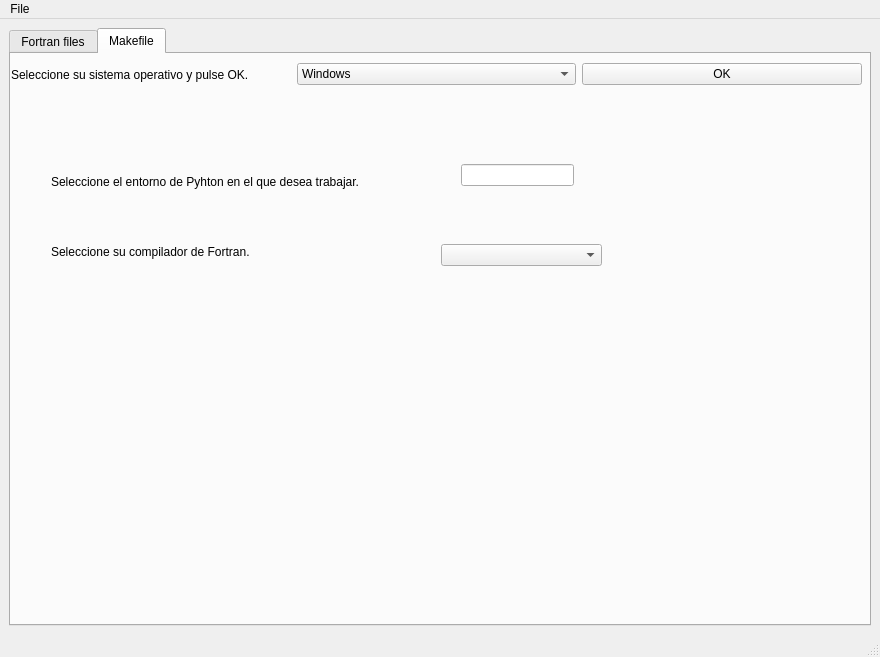
First picture: the form in fparser_GUI/GUI.ui, repository mramagu/Fortran-to-Python-Wrapper, before the edit.
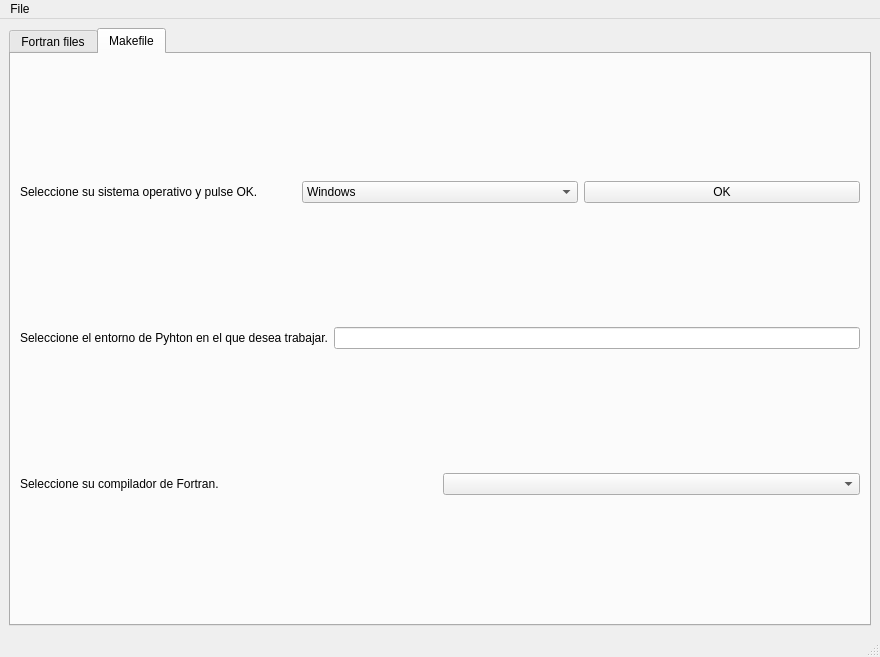
Second picture: the form after the edit. Icons and pictures are not drawn.

```diff
--- a/fparser_GUI/GUI.ui
+++ b/fparser_GUI/GUI.ui
@@ -322,64 +322,8 @@
        <attribute name="title">
         <string>Makefile</string>
        </attribute>
-       <widget class="QLabel" name="label_make_env">
-        <property name="geometry">
-         <rect>
-          <x>40</x>
-          <y>120</y>
-          <width>361</width>
-          <height>16</height>
-         </rect>
-        </property>
-        <property name="text">
-         <string>Seleccione el entorno de Pyhton en el que desea trabajar.</string>
-        </property>
-       </widget>
-       <widget class="QLabel" name="label_make_FC">
-        <property name="geometry">
-         <rect>
-          <x>40</x>
-          <y>190</y>
-          <width>271</width>
-          <height>16</height>
-         </rect>
-        </property>
-        <property name="text">
-         <string>Seleccione su compilador de Fortran.</string>
-        </property>
-       </widget>
-       <widget class="QComboBox" name="comboBox">
-        <property name="geometry">
-         <rect>
-          <x>430</x>
-          <y>190</y>
-          <width>161</width>
-          <height>22</height>
-         </rect>
-        </property>
-       </widget>
-       <widget class="QLineEdit" name="lineEdit">
-        <property name="geometry">
-         <rect>
-          <x>450</x>
-          <y>110</y>
-          <width>113</width>
-          <height>22</height>
-         </rect>
-        </property>
-        <property name="text">
-         <string/>
-        </property>
-       </widget>
-       <widget class="QWidget" name="horizontalLayoutWidget">
-        <property name="geometry">
-         <rect>
-          <x>0</x>
-          <y>0</y>
-          <width>851</width>
-          <height>41</height>
-         </rect>
-        </property>
+       <layout class="QVBoxLayout" name="verticalLayout_8">
+        <item>
         <layout class="QHBoxLayout" name="horizontalLayout_4">
          <item>
           <widget class="QLabel" name="label_make_OS">
@@ -416,7 +360,40 @@
           </widget>
          </item>
         </layout>
-       </widget>
+        </item>
+        <item>
+         <layout class="QHBoxLayout" name="horizontalLayout_5">
+          <item>
+           <widget class="QLabel" name="label_make_env">
+            <property name="text">
+             <string>Seleccione el entorno de Pyhton en el que desea trabajar.</string>
+            </property>
+           </widget>
+          </item>
+          <item>
+           <widget class="QLineEdit" name="lineEdit">
+            <property name="text">
+             <string/>
+            </property>
+           </widget>
+          </item>
+         </layout>
+        </item>
+        <item>
+         <layout class="QHBoxLayout" name="horizontalLayout_6">
+          <item>
+           <widget class="QLabel" name="label_make_FC">
+            <property name="text">
+             <string>Seleccione su compilador de Fortran.</string>
+            </property>
+           </widget>
+          </item>
+          <item>
+           <widget class="QComboBox" name="comboBox"/>
+          </item>
+         </layout>
+        </item>
+       </layout>
       </widget>
      </widget>
     </item>
```
Left out of the diff: 2 changed lines with no effect on the pictures. Lines whose indentation alone changed are shown as unchanged.
